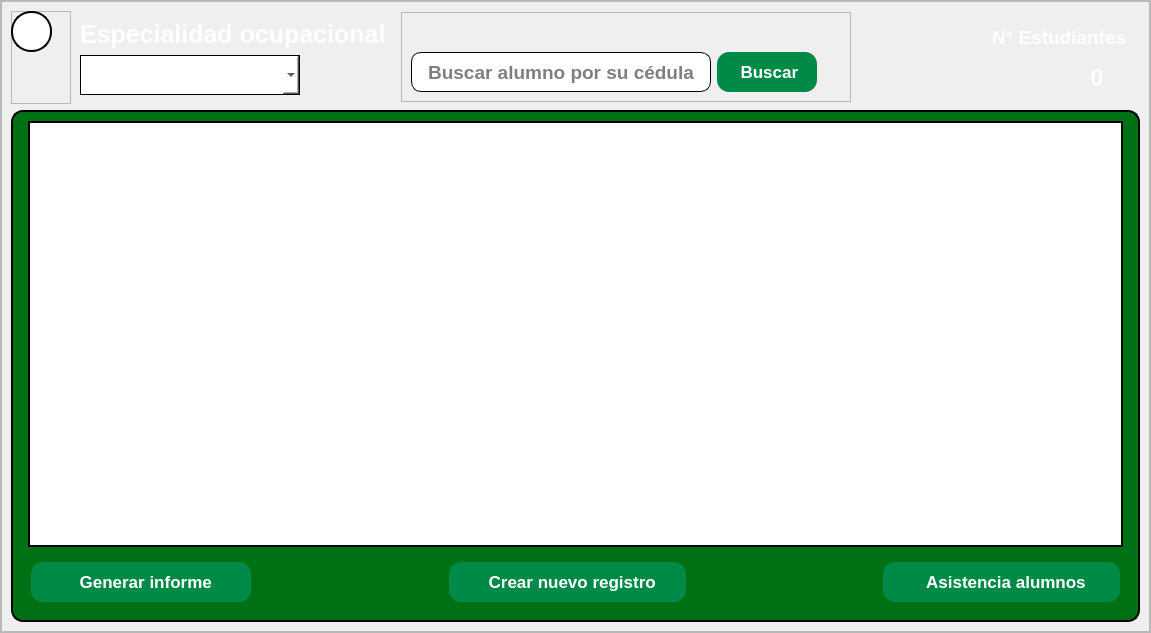
This is recursos_graficos_y_logicos/elementos_graficos_ui/pantalla_de_vista_general_de_alumnos.ui in Enmanuel-86/TELA-APP as Qt 5 draws it before an edit. The edited form follows.
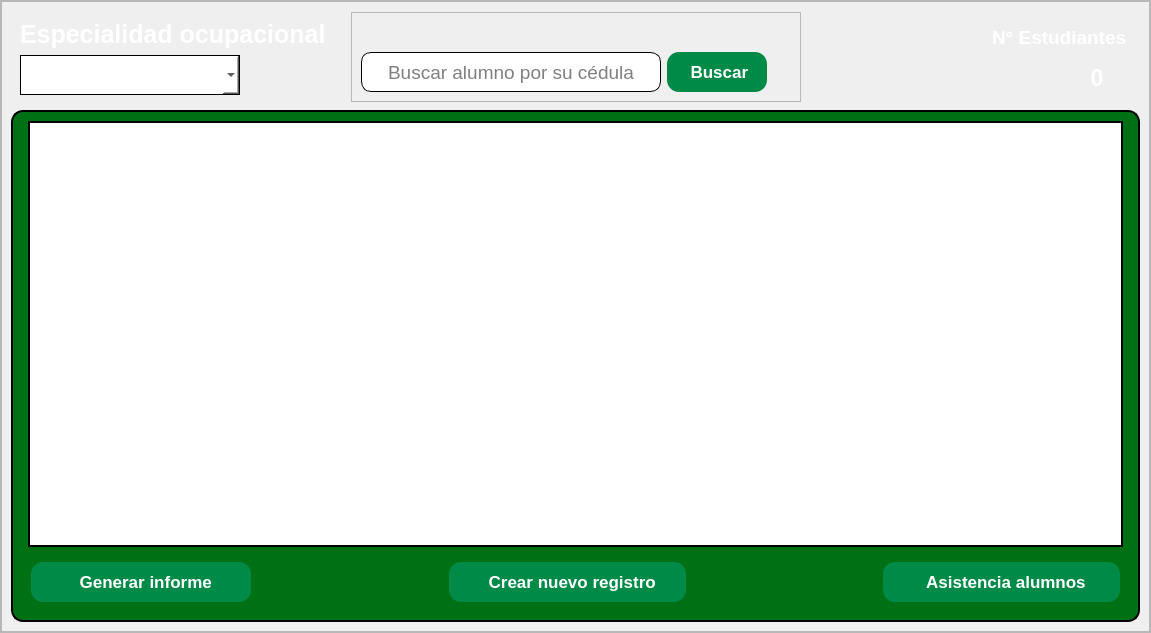
This is the edited form. Icons and pictures are not drawn.

Commit message: Se elimino el boton de regreso

```diff
--- a/recursos_graficos_y_logicos/elementos_graficos_ui/pantalla_de_vista_general_de_alumnos.ui
+++ b/recursos_graficos_y_logicos/elementos_graficos_ui/pantalla_de_vista_general_de_alumnos.ui
@@ -102,71 +102,6 @@
              <property name="bottomMargin">
               <number>0</number>
              </property>
-             <item>
-              <widget class="QFrame" name="espacio_boton_de_regreso">
-               <property name="minimumSize">
-                <size>
-                 <width>60</width>
-                 <height>0</height>
-                </size>
-               </property>
-               <property name="maximumSize">
-                <size>
-                 <width>42</width>
-                 <height>16777215</height>
-                </size>
-               </property>
-               <property name="styleSheet">
-                <string notr="true">background:none;</string>
-               </property>
-               <property name="frameShape">
-                <enum>QFrame::StyledPanel</enum>
-               </property>
-               <property name="frameShadow">
-                <enum>QFrame::Raised</enum>
-               </property>
-               <widget class="QPushButton" name="boton_de_regreso">
-                <property name="geometry">
-                 <rect>
-                  <x>0</x>
-                  <y>0</y>
-                  <width>41</width>
-                  <height>41</height>
-                 </rect>
-                </property>
-                <property name="cursor">
-                 <cursorShape>PointingHandCursor</cursorShape>
-                </property>
-                <property name="styleSheet">
-                 <string notr="true">QPushButton{
-
-	background-color: rgb(255, 255, 255);
-	border-radius: 20px ;
-	border:2px solid;
-
-}
-
-QPushButton:hover{
-
-	background-color: rgb(199, 199, 199)
-}</string>
-                </property>
-                <property name="text">
-                 <string/>
-                </property>
-                <property name="icon">
-                 <iconset>
-                  <normaloff>../recursos_de_imagenes/iconos_de_interfaz/flecha_izquierda_2.png</normaloff>../recursos_de_imagenes/iconos_de_interfaz/flecha_izquierda_2.png</iconset>
-                </property>
-                <property name="iconSize">
-                 <size>
-                  <width>30</width>
-                  <height>30</height>
-                 </size>
-                </property>
-               </widget>
-              </widget>
-             </item>
              <item alignment="Qt::AlignTop">
               <widget class="QFrame" name="espacio_para_las_opciones">
                <property name="sizePolicy">
@@ -371,8 +306,8 @@
                    <font>
                     <family>Arial</family>
                     <pointsize>14</pointsize>
-                    <weight>75</weight>
-                    <bold>true</bold>
+                    <weight>50</weight>
+                    <bold>false</bold>
                    </font>
                   </property>
                   <property name="styleSheet">
```
The commit also changes 3 other files.
